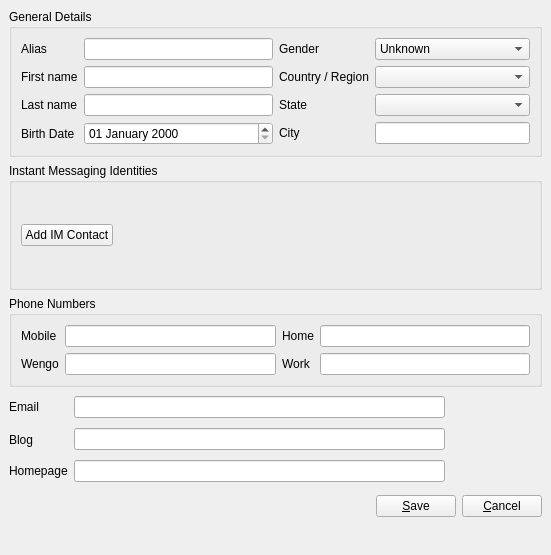
Before: the Qt Designer form wengophone/src/presentation/qt/login/ContactDetails.ui in tkrotoff/WengoPhone, drawn with Qt 5.
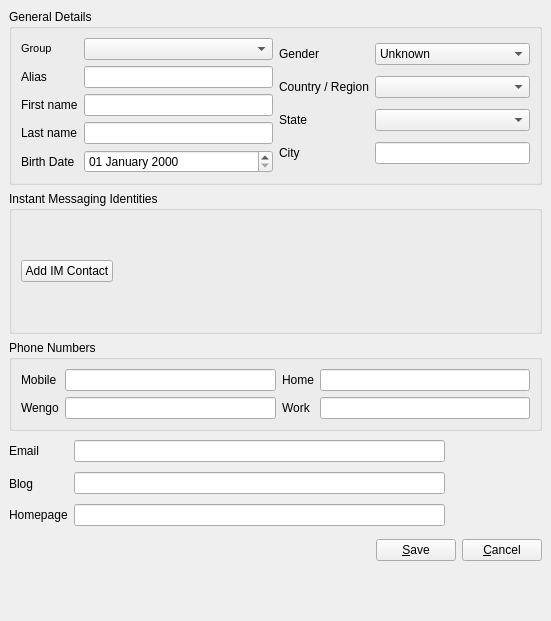
After: the same form once the commit is applied.

Commit message: More work on the profile bar Add contact now use new dialog More work on the contact list

What changed in the file:
```diff
--- a/wengophone/src/presentation/qt/login/ContactDetails.ui
+++ b/wengophone/src/presentation/qt/login/ContactDetails.ui
@@ -9,9 +9,15 @@
     <x>0</x>
     <y>0</y>
     <width>551</width>
-    <height>555</height>
+    <height>621</height>
    </rect>
   </property>
+  <property name="maximumSize" >
+   <size>
+    <width>16777215</width>
+    <height>16777215</height>
+   </size>
+  </property>
   <property name="windowTitle" >
    <string>WengoPhone - Contact Details</string>
   </property>
@@ -22,6 +28,16 @@
    <property name="spacing" >
     <number>6</number>
    </property>
+   <item row="3" column="1" >
+    <widget class="QLineEdit" name="email" />
+   </item>
+   <item row="5" column="0" >
+    <widget class="QLabel" name="label_21" >
+     <property name="text" >
+      <string>Homepage</string>
+     </property>
+    </widget>
+   </item>
    <item rowspan="3" row="3" column="2" >
     <widget class="QLabel" name="avatarPixmap" >
      <property name="minimumSize" >
@@ -315,49 +331,6 @@
      </property>
     </widget>
    </item>
-   <item row="3" column="1" >
-    <widget class="QLineEdit" name="email" />
-   </item>
-   <item row="3" column="0" >
-    <widget class="QLabel" name="label_19" >
-     <property name="text" >
-      <string>Email</string>
-     </property>
-    </widget>
-   </item>
-   <item row="4" column="1" >
-    <widget class="QLineEdit" name="blog" />
-   </item>
-   <item row="5" column="0" >
-    <widget class="QLabel" name="label_21" >
-     <property name="text" >
-      <string>Homepage</string>
-     </property>
-    </widget>
-   </item>
-   <item row="4" column="0" >
-    <widget class="QLabel" name="label_20" >
-     <property name="text" >
-      <string>Blog</string>
-     </property>
-    </widget>
-   </item>
-   <item row="5" column="1" >
-    <widget class="QLineEdit" name="web" />
-   </item>
-   <item row="7" column="1" >
-    <spacer>
-     <property name="orientation" >
-      <enum>Qt::Vertical</enum>
-     </property>
-     <property name="sizeHint" >
-      <size>
-       <width>20</width>
-       <height>40</height>
-      </size>
-     </property>
-    </spacer>
-   </item>
    <item row="2" column="0" colspan="3" >
     <widget class="QGroupBox" name="personalDetailsGroup" >
      <property name="title" >
@@ -413,6 +386,137 @@
      </layout>
     </widget>
    </item>
+   <item row="4" column="0" >
+    <widget class="QLabel" name="label_20" >
+     <property name="text" >
+      <string>Blog</string>
+     </property>
+    </widget>
+   </item>
+   <item row="6" column="0" colspan="3" >
+    <layout class="QGridLayout" >
+     <property name="margin" >
+      <number>0</number>
+     </property>
+     <property name="spacing" >
+      <number>6</number>
+     </property>
+     <item row="0" column="0" >
+      <spacer>
+       <property name="orientation" >
+        <enum>Qt::Horizontal</enum>
+       </property>
+       <property name="sizeHint" >
+        <size>
+         <width>608</width>
+         <height>32</height>
+        </size>
+       </property>
+      </spacer>
+     </item>
+     <item row="0" column="2" >
+      <widget class="QPushButton" name="cancelButton" >
+       <property name="text" >
+        <string>&amp;Cancel</string>
+       </property>
+      </widget>
+     </item>
+     <item row="0" column="1" >
+      <widget class="QPushButton" name="saveButton" >
+       <property name="text" >
+        <string>&amp;Save</string>
+       </property>
+      </widget>
+     </item>
+    </layout>
+   </item>
+   <item row="4" column="1" >
+    <widget class="QLineEdit" name="blog" />
+   </item>
+   <item row="1" column="0" colspan="3" >
+    <widget class="QGroupBox" name="IMAccountGroup" >
+     <property name="title" >
+      <string>Instant Messaging Identities</string>
+     </property>
+     <layout class="QGridLayout" >
+      <property name="margin" >
+       <number>9</number>
+      </property>
+      <property name="spacing" >
+       <number>6</number>
+      </property>
+      <item row="1" column="2" >
+       <spacer>
+        <property name="orientation" >
+         <enum>Qt::Horizontal</enum>
+        </property>
+        <property name="sizeHint" >
+         <size>
+          <width>40</width>
+          <height>20</height>
+         </size>
+        </property>
+       </spacer>
+      </item>
+      <item row="1" column="1" >
+       <widget class="QPushButton" name="addIMContactButton" >
+        <property name="text" >
+         <string>Add IM Contact</string>
+        </property>
+       </widget>
+      </item>
+      <item row="0" column="1" >
+       <spacer>
+        <property name="orientation" >
+         <enum>Qt::Vertical</enum>
+        </property>
+        <property name="sizeHint" >
+         <size>
+          <width>20</width>
+          <height>40</height>
+         </size>
+        </property>
+       </spacer>
+      </item>
+      <item row="2" column="1" >
+       <spacer>
+        <property name="orientation" >
+         <enum>Qt::Vertical</enum>
+        </property>
+        <property name="sizeHint" >
+         <size>
+          <width>20</width>
+          <height>40</height>
+         </size>
+        </property>
+       </spacer>
+      </item>
+     </layout>
+    </widget>
+   </item>
+   <item row="5" column="1" >
+    <widget class="QLineEdit" name="web" />
+   </item>
+   <item row="3" column="0" >
+    <widget class="QLabel" name="label_19" >
+     <property name="text" >
+      <string>Email</string>
+     </property>
+    </widget>
+   </item>
+   <item row="7" column="1" >
+    <spacer>
+     <property name="orientation" >
+      <enum>Qt::Vertical</enum>
+     </property>
+     <property name="sizeHint" >
+      <size>
+       <width>20</width>
+       <height>40</height>
+      </size>
+     </property>
+    </spacer>
+   </item>
    <item row="0" column="0" colspan="3" >
     <widget class="QGroupBox" name="wengoGeneralDetailsGroup" >
      <property name="layoutDirection" >
@@ -436,58 +540,68 @@
         <property name="spacing" >
          <number>6</number>
         </property>
-        <item row="3" column="0" >
-         <widget class="QLabel" name="label_7" >
+        <item row="1" column="0" >
+         <widget class="QLabel" name="label_3" >
           <property name="text" >
-           <string>Birth Date</string>
+           <string>Alias</string>
           </property>
          </widget>
         </item>
-        <item row="2" column="1" >
-         <widget class="QLineEdit" name="lastName" >
-          <property name="maxLength" >
-           <number>20</number>
-          </property>
-         </widget>
-        </item>
-        <item row="1" column="1" >
-         <widget class="QLineEdit" name="firstName" >
-          <property name="maxLength" >
-           <number>20</number>
-          </property>
-         </widget>
-        </item>
-        <item row="3" column="1" >
+        <item row="4" column="1" >
          <widget class="QDateEdit" name="birthDate" >
           <property name="displayFormat" >
            <string>dd MMMM yyyy</string>
           </property>
          </widget>
         </item>
-        <item row="1" column="0" >
+        <item row="2" column="1" >
+         <widget class="QLineEdit" name="firstName" >
+          <property name="maxLength" >
+           <number>20</number>
+          </property>
+         </widget>
+        </item>
+        <item row="2" column="0" >
          <widget class="QLabel" name="label_5" >
           <property name="text" >
            <string>First name</string>
           </property>
          </widget>
         </item>
-        <item row="0" column="1" >
-         <widget class="QLineEdit" name="alias" />
-        </item>
-        <item row="0" column="0" >
-         <widget class="QLabel" name="label_3" >
-          <property name="text" >
-           <string>Alias</string>
-          </property>
-         </widget>
-        </item>
-        <item row="2" column="0" >
+        <item row="3" column="0" >
          <widget class="QLabel" name="label_6" >
           <property name="text" >
            <string>Last name</string>
           </property>
          </widget>
         </item>
+        <item row="1" column="1" >
+         <widget class="QLineEdit" name="alias" />
+        </item>
+        <item row="4" column="0" >
+         <widget class="QLabel" name="label_7" >
+          <property name="text" >
+           <string>Birth Date</string>
+          </property>
+         </widget>
+        </item>
+        <item row="3" column="1" >
+         <widget class="QLineEdit" name="lastName" >
+          <property name="maxLength" >
+           <number>20</number>
+          </property>
+         </widget>
+        </item>
+        <item row="0" column="0" >
+         <widget class="QLabel" name="label" >
+          <property name="text" >
+           <string>&lt;html>&lt;head>&lt;meta name="qrichtext" content="1" />&lt;/head>&lt;body style=" white-space: pre-wrap; font-family:MS Shell Dlg; font-size:8.25pt; font-weight:400; font-style:normal; text-decoration:none;">&lt;p style=" margin-top:0px; margin-bottom:0px; margin-left:0px; margin-right:0px; -qt-block-indent:0; text-indent:0px;">&lt;span style=" font-size:8pt;">Group&lt;/span>&lt;/p>&lt;/body>&lt;/html></string>
+          </property>
+         </widget>
+        </item>
+        <item row="0" column="1" >
+         <widget class="QComboBox" name="groupComboBox" />
+        </item>
        </layout>
       </item>
       <item row="0" column="1" >
@@ -563,104 +677,6 @@
      </layout>
     </widget>
    </item>
-   <item row="1" column="0" colspan="3" >
-    <widget class="QGroupBox" name="IMAccountGroup" >
-     <property name="title" >
-      <string>Instant Messaging Identities</string>
-     </property>
-     <layout class="QGridLayout" >
-      <property name="margin" >
-       <number>9</number>
-      </property>
-      <property name="spacing" >
-       <number>6</number>
-      </property>
-      <item row="1" column="2" >
-       <spacer>
-        <property name="orientation" >
-         <enum>Qt::Horizontal</enum>
-        </property>
-        <property name="sizeHint" >
-         <size>
-          <width>40</width>
-          <height>20</height>
-         </size>
-        </property>
-       </spacer>
-      </item>
-      <item row="1" column="1" >
-       <widget class="QPushButton" name="addIMContactButton" >
-        <property name="text" >
-         <string>Add IM Contact</string>
-        </property>
-       </widget>
-      </item>
-      <item row="0" column="1" >
-       <spacer>
-        <property name="orientation" >
-         <enum>Qt::Vertical</enum>
-        </property>
-        <property name="sizeHint" >
-         <size>
-          <width>20</width>
-          <height>40</height>
-         </size>
-        </property>
-       </spacer>
-      </item>
-      <item row="2" column="1" >
-       <spacer>
-        <property name="orientation" >
-         <enum>Qt::Vertical</enum>
-        </property>
-        <property name="sizeHint" >
-         <size>
-          <width>20</width>
-          <height>40</height>
-         </size>
-        </property>
-       </spacer>
-      </item>
-     </layout>
-    </widget>
-   </item>
-   <item row="6" column="0" colspan="3" >
-    <layout class="QGridLayout" >
-     <property name="margin" >
-      <number>0</number>
-     </property>
-     <property name="spacing" >
-      <number>6</number>
-     </property>
-     <item row="0" column="0" >
-      <spacer>
-       <property name="orientation" >
-        <enum>Qt::Horizontal</enum>
-       </property>
-       <property name="sizeHint" >
-        <size>
-         <width>608</width>
-         <height>32</height>
-        </size>
-       </property>
-      </spacer>
-     </item>
-     <item row="0" column="2" >
-      <widget class="QPushButton" name="cancelButton" >
-       <property name="text" >
-        <string>&amp;Cancel</string>
-       </property>
-      </widget>
-     </item>
-     <item row="0" column="1" >
-      <widget class="QPushButton" name="saveButton" >
-       <property name="text" >
-        <string>&amp;Save</string>
-       </property>
-      </widget>
-     </item>
-    </layout>
-   </item>
   </layout>
  </widget>
  <pixmapfunction></pixmapfunction>
```
The commit also changes 26 other files.
